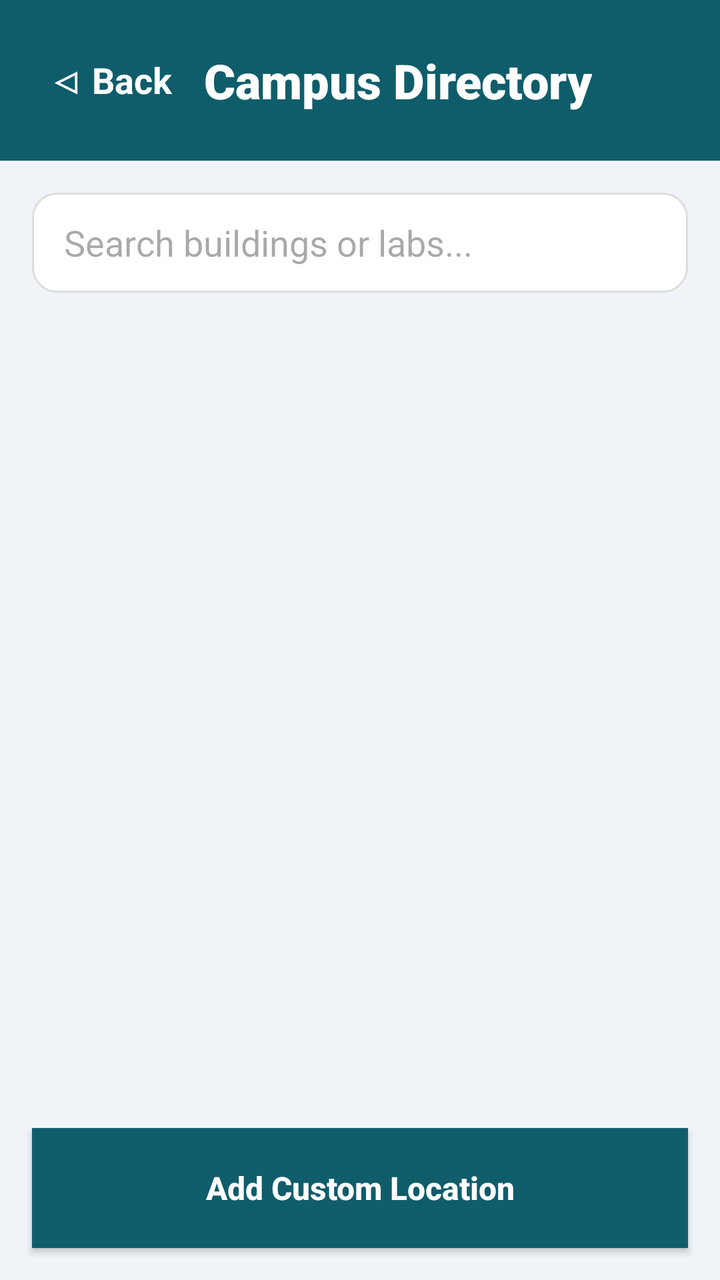
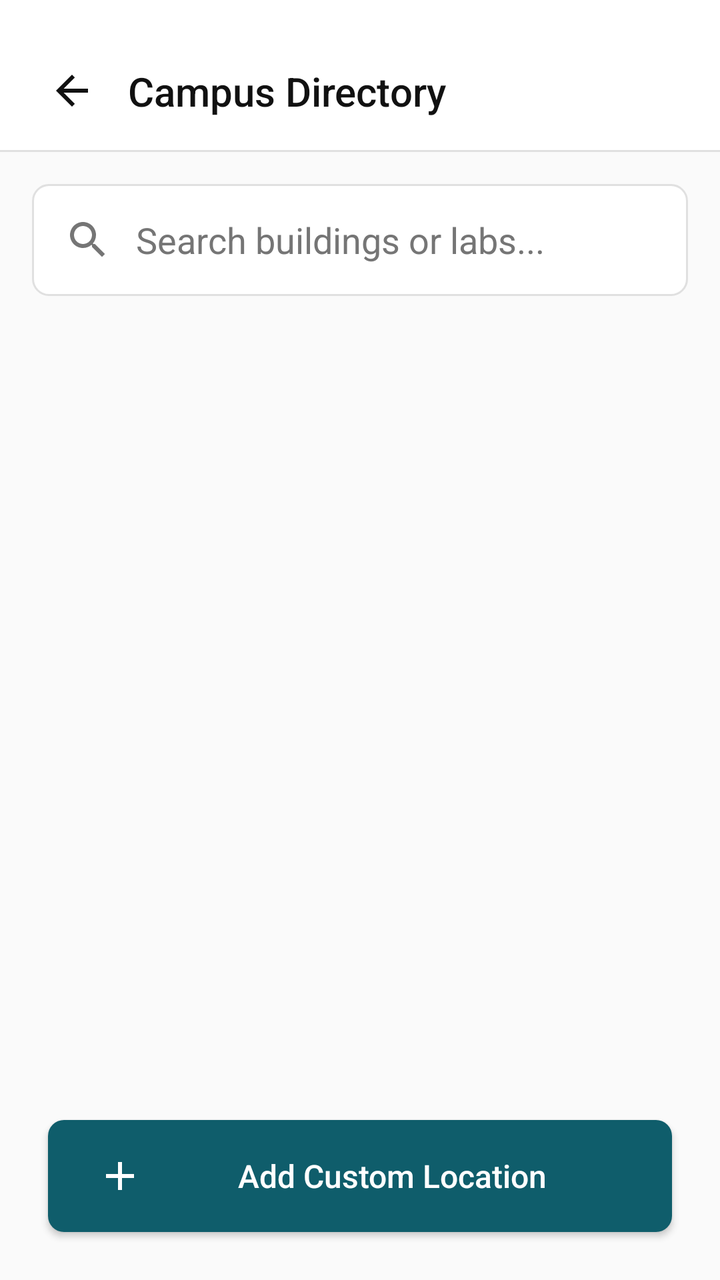

Before-and-after screenshots of an Android layout around one commit, followed by the original layout XML and the change that was made.
<!-- AndroidManifest.xml: application theme Theme.TeknoKumpas -->
<!-- res/layout/activity_directory.xml -->
<?xml version="1.0" encoding="utf-8"?>
<RelativeLayout xmlns:android="http://schemas.android.com/apk/res/android"
    android:layout_width="match_parent"
    android:layout_height="match_parent"
    android:background="#F0F4F8">

    <LinearLayout
        android:id="@+id/llHeader"
        android:layout_width="match_parent"
        android:layout_height="wrap_content"
        android:background="@drawable/bg_solid_button"
        android:padding="24dp"
        android:orientation="horizontal"
        android:gravity="center_vertical">

        <TextView
            android:id="@+id/btnBackDirectory"
            android:layout_width="wrap_content"
            android:layout_height="wrap_content"
            android:text="◁ Back"
            android:textColor="#FFFFFF"
            android:textSize="18sp"
            android:textStyle="bold"
            android:layout_marginEnd="16dp"/>

        <TextView
            android:layout_width="wrap_content"
            android:layout_height="wrap_content"
            android:text="Campus Directory"
            android:textColor="#FFFFFF"
            android:textSize="24sp"
            android:fontFamily="sans-serif-black" />
    </LinearLayout>

    <EditText
        android:id="@+id/etSearch"
        android:layout_width="match_parent"
        android:layout_height="50dp"
        android:layout_below="@id/llHeader"
        android:layout_margin="16dp"
        android:background="@drawable/bg_input_field"
        android:hint="Search buildings or labs..."
        android:paddingStart="16dp"
        android:paddingEnd="16dp"
        android:textColor="#102A43"
        android:maxLines="1"
        android:inputType="text"/>

    <TextView
        android:id="@+id/tvEmptyState"
        android:layout_width="wrap_content"
        android:layout_height="wrap_content"
        android:layout_centerInParent="true"
        android:text="No locations found."
        android:textColor="#627D98"
        android:textSize="18sp"
        android:visibility="gone"/>

    <ListView
        android:id="@+id/lvDirectory"
        android:layout_width="match_parent"
        android:layout_height="match_parent"
        android:layout_below="@id/etSearch"
        android:layout_above="@id/btnAdd"
        android:divider="@android:color/transparent"
        android:dividerHeight="8dp"
        android:padding="16dp"
        android:clipToPadding="false"/>

    <androidx.appcompat.widget.AppCompatButton
        android:id="@+id/btnAdd"
        android:layout_width="match_parent"
        android:layout_height="60dp"
        android:layout_alignParentBottom="true"
        android:layout_margin="16dp"
        android:background="@drawable/bg_solid_button"
        android:text="Add Custom Location"
        android:textAllCaps="false"
        android:textColor="@android:color/white"
        android:textSize="16sp"
        android:textStyle="bold"
        android:elevation="4dp"/>
</RelativeLayout>
<!-- resources referenced by this layout -->
<resources>
  <!-- drawable bg_input_field (drawable) -->
  <shape xmlns:android="http://schemas.android.com/apk/res/android">
      <solid android:color="#FFFFFF" />
      <corners android:radius="12dp" />
      <stroke android:width="1dp" android:color="#DDDDDD" />
  </shape>
  <!-- drawable bg_solid_button (drawable) -->
  <shape xmlns:android="http://schemas.android.com/apk/res/android">
      <solid android:color="#0F5D6B" />
  </shape>
  <style name="Theme.TeknoKumpas" parent="Base.Theme.TeknoKumpas" />
  <style name="Base.Theme.TeknoKumpas" parent="Theme.Material3.DayNight.NoActionBar">
          
          
      </style>
</resources>

<!-- the commit's change to res/layout/activity_directory.xml (unified diff, before → after) -->
@@ -2,47 +2,60 @@
 <RelativeLayout xmlns:android="http://schemas.android.com/apk/res/android"
     android:layout_width="match_parent"
     android:layout_height="match_parent"
-    android:background="#F0F4F8">
+    android:background="@color/minimal_bg">
 
     <LinearLayout
         android:id="@+id/llHeader"
         android:layout_width="match_parent"
         android:layout_height="wrap_content"
-        android:background="@drawable/bg_solid_button"
-        android:padding="24dp"
+        android:paddingStart="24dp"
+        android:paddingEnd="24dp"
+        android:paddingTop="32dp"
+        android:paddingBottom="16dp"
         android:orientation="horizontal"
-        android:gravity="center_vertical">
+        android:gravity="center_vertical"
+        android:background="@color/minimal_surface">
 
         <TextView
             android:id="@+id/btnBackDirectory"
             android:layout_width="wrap_content"
             android:layout_height="wrap_content"
-            android:text="◁ Back"
-            android:textColor="#FFFFFF"
-            android:textSize="18sp"
-            android:textStyle="bold"
+            android:text=""
+            android:drawableStart="@drawable/ic_modern_back"
+            android:drawableTint="@color/minimal_text_primary"
             android:layout_marginEnd="16dp"/>
 
         <TextView
             android:layout_width="wrap_content"
             android:layout_height="wrap_content"
             android:text="Campus Directory"
-            android:textColor="#FFFFFF"
-            android:textSize="24sp"
-            android:fontFamily="sans-serif-black" />
+            android:textColor="@color/minimal_text_primary"
+            android:textSize="20sp"
+            android:fontFamily="sans-serif-medium" />
     </LinearLayout>
+    
+    <View
+        android:id="@+id/vHeaderDivider"
+        android:layout_width="match_parent"
+        android:layout_height="1dp"
+        android:layout_below="@id/llHeader"
+        android:background="@color/minimal_border"/>
 
     <EditText
         android:id="@+id/etSearch"
         android:layout_width="match_parent"
-        android:layout_height="50dp"
-        android:layout_below="@id/llHeader"
+        android:layout_height="56dp"
+        android:layout_below="@id/vHeaderDivider"
         android:layout_margin="16dp"
-        android:background="@drawable/bg_input_field"
+        android:background="@drawable/bg_minimal_input"
         android:hint="Search buildings or labs..."
+        android:textColorHint="@color/minimal_text_secondary"
         android:paddingStart="16dp"
         android:paddingEnd="16dp"
-        android:textColor="#102A43"
+        android:drawableStart="@drawable/ic_modern_search"
+        android:drawablePadding="12dp"
+        android:drawableTint="@color/minimal_text_secondary"
+        android:textColor="@color/minimal_text_primary"
         android:maxLines="1"
         android:inputType="text"/>
 
@@ -52,8 +65,9 @@
         android:layout_height="wrap_content"
         android:layout_centerInParent="true"
         android:text="No locations found."
-        android:textColor="#627D98"
-        android:textSize="18sp"
+        android:textColor="@color/minimal_text_secondary"
+        android:textSize="16sp"
+        android:fontFamily="sans-serif"
         android:visibility="gone"/>
 
     <ListView
@@ -63,21 +77,25 @@
         android:layout_below="@id/etSearch"
         android:layout_above="@id/btnAdd"
         android:divider="@android:color/transparent"
-        android:dividerHeight="8dp"
+        android:dividerHeight="12dp"
         android:padding="16dp"
         android:clipToPadding="false"/>
 
     <androidx.appcompat.widget.AppCompatButton
         android:id="@+id/btnAdd"
         android:layout_width="match_parent"
-        android:layout_height="60dp"
+        android:layout_height="56dp"
         android:layout_alignParentBottom="true"
-        android:layout_margin="16dp"
-        android:background="@drawable/bg_solid_button"
+        android:layout_margin="24dp"
+        android:background="@drawable/bg_minimal_button"
         android:text="Add Custom Location"
         android:textAllCaps="false"
-        android:textColor="@android:color/white"
+        android:textColor="@color/white"
         android:textSize="16sp"
-        android:textStyle="bold"
-        android:elevation="4dp"/>
+        android:fontFamily="sans-serif-medium"
+        android:gravity="center"
+        android:drawableStart="@drawable/ic_modern_add"
+        android:drawablePadding="8dp"
+        android:paddingStart="24dp"
+        android:paddingEnd="24dp" />
 </RelativeLayout>
<!-- resource entries referenced after the edit -->
@@ -1,16 +1,58 @@
 <!-- resources referenced by this layout -->
 <resources>
-  <!-- drawable bg_input_field (drawable) -->
-  <shape xmlns:android="http://schemas.android.com/apk/res/android">
-      <solid android:color="#FFFFFF" />
-      <corners android:radius="12dp" />
-      <stroke android:width="1dp" android:color="#DDDDDD" />
+  <color name="minimal_bg">#FAFAFA</color>
+  <color name="minimal_border">#E0E0E0</color>
+  <color name="minimal_surface">#FFFFFF</color>
+  <color name="minimal_text_primary">#111111</color>
+  <color name="minimal_text_secondary">#757575</color>
+  <color name="white">#FFFFFFFF</color>
+  <!-- drawable bg_minimal_button (drawable) -->
+  <?xml version="1.0" encoding="utf-8"?>
+  <shape xmlns:android="http://schemas.android.com/apk/res/android"
+      android:shape="rectangle">
+      <solid android:color="@color/minimal_accent"/>
+      <corners android:radius="8dp"/>
   </shape>
-  <!-- drawable bg_solid_button (drawable) -->
-  <shape xmlns:android="http://schemas.android.com/apk/res/android">
-      <solid android:color="#0F5D6B" />
+  <!-- drawable bg_minimal_input (drawable) -->
+  <?xml version="1.0" encoding="utf-8"?>
+  <shape xmlns:android="http://schemas.android.com/apk/res/android"
+      android:shape="rectangle">
+      <solid android:color="@color/minimal_surface"/>
+      <stroke android:width="1dp" android:color="@color/minimal_border"/>
+      <corners android:radius="8dp"/>
   </shape>
+  <!-- drawable ic_modern_add (drawable) -->
+  <vector xmlns:android="http://schemas.android.com/apk/res/android"
+      android:width="24dp"
+      android:height="24dp"
+      android:viewportWidth="24"
+      android:viewportHeight="24">
+    <path
+        android:fillColor="#FFFFFFFF"
+        android:pathData="M19,13h-6v6h-2v-6H5v-2h6V5h2v6h6v2z"/>
+  </vector>
+  <!-- drawable ic_modern_back (drawable) -->
+  <vector xmlns:android="http://schemas.android.com/apk/res/android"
+      android:width="24dp"
+      android:height="24dp"
+      android:viewportWidth="24"
+      android:viewportHeight="24">
+    <path
+        android:fillColor="#FFFFFFFF"
+        android:pathData="M20,11H7.83l5.59,-5.59L12,4l-8,8 8,8 1.41,-1.41L7.83,13H20v-2z"/>
+  </vector>
+  <!-- drawable ic_modern_search (drawable) -->
+  <vector xmlns:android="http://schemas.android.com/apk/res/android"
+      android:width="24dp"
+      android:height="24dp"
+      android:viewportWidth="24"
+      android:viewportHeight="24">
+    <path
+        android:fillColor="#FF0F5D6B"
+        android:pathData="M15.5,14h-0.79l-0.28,-0.27C15.41,12.59 16,11.11 16,9.5 16,5.91 13.09,3 9.5,3S3,5.91 3,9.5 5.91,16 9.5,16c1.61,0 3.09,-0.59 4.23,-1.57l0.27,0.28v0.79l5,4.99L20.49,19l-4.99,-5zM9.5,14C7.01,14 5,11.99 5,9.5S7.01,5 9.5,5 14,7.01 14,9.5 11.99,14 9.5,14z"/>
+  </vector>
   <style name="Theme.TeknoKumpas" parent="Base.Theme.TeknoKumpas" />
+  <color name="minimal_accent">#0F5D6B</color>
   <style name="Base.Theme.TeknoKumpas" parent="Theme.Material3.DayNight.NoActionBar">
           
           
